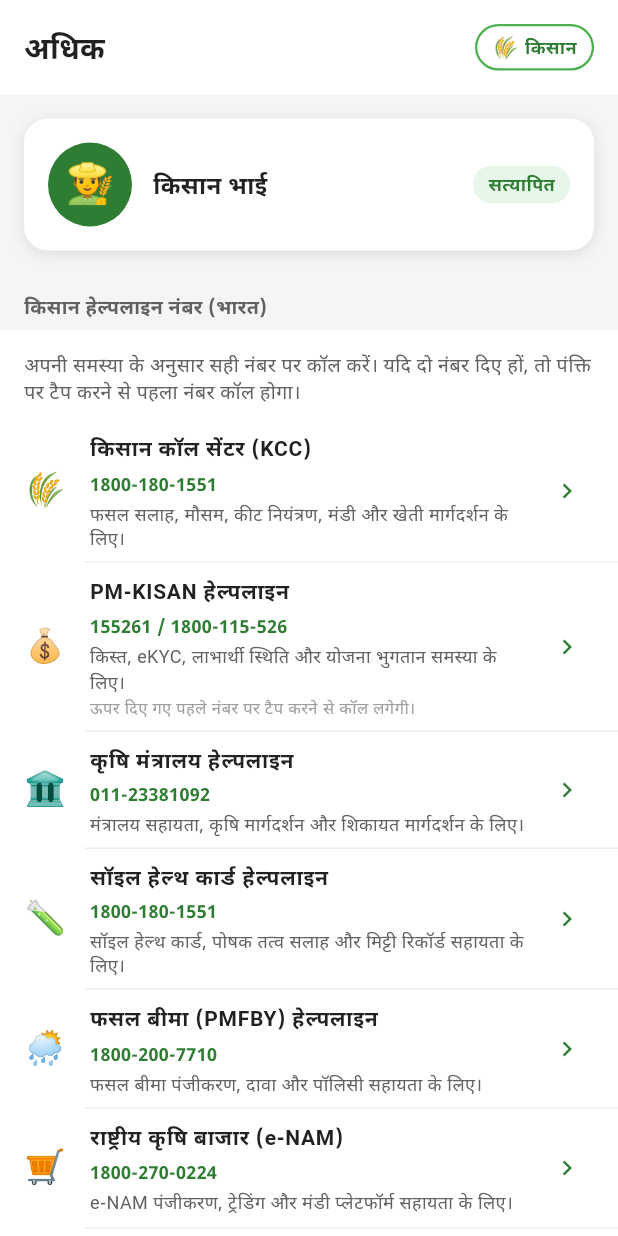
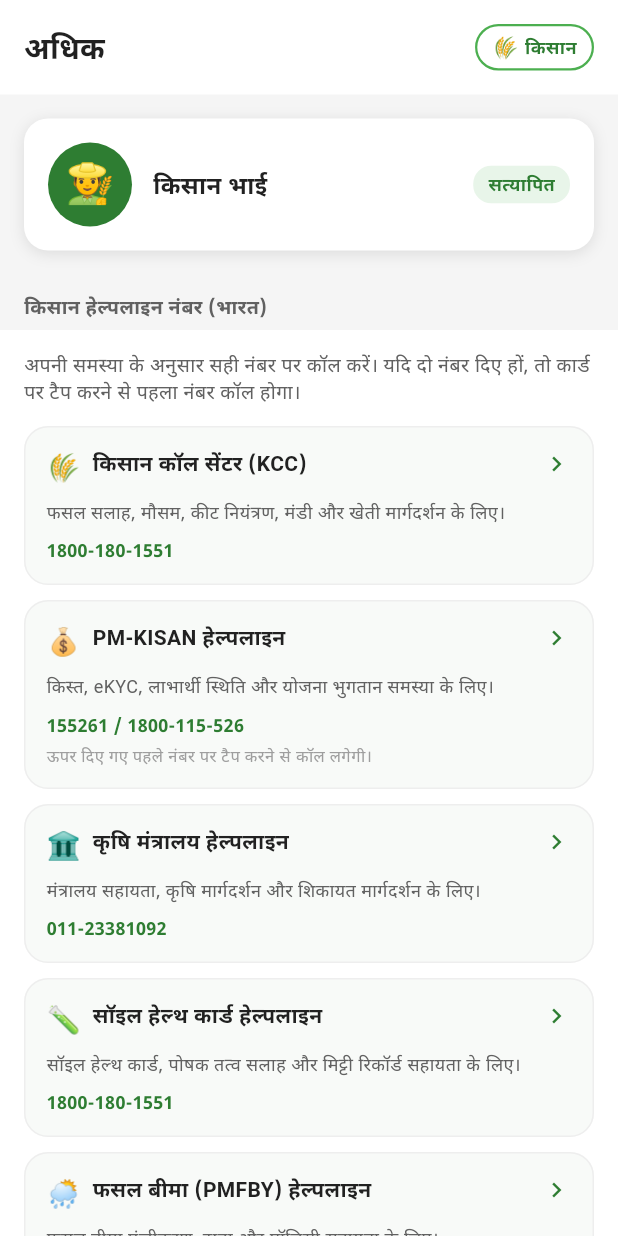
Before and after one commit to sudhanshuxmaurya119-eng/kisankanoon, a Flutter app: the MoreScreen screen opened directly, on a phone screen of 412 x 824 dp. Run offline on Flutter 3.47's test engine with Material 3 defaults, Android fonts, the light colour scheme and no system bars; our stand-ins replace cloud_firestore, file_picker, firebase_auth, firebase_core, geolocator, google_fonts and 3 more; accounts and stored records are empty.

Commit message:
Match helplines to website card layout

```diff
--- a/kisankanoon/lib/screens/more_screen.dart
+++ b/kisankanoon/lib/screens/more_screen.dart
@@ -402,26 +402,24 @@
                   : 'किसान हेल्पलाइन नंबर (भारत)'),
               Container(
                 color: AppTheme.white,
+                child: Padding(
+                  padding: const EdgeInsets.fromLTRB(16, 14, 16, 16),
                   child: Column(
                     children: [
-                    Padding(
-                      padding: const EdgeInsets.fromLTRB(16, 14, 16, 10),
-                      child: Text(
+                      Text(
                         _isEnglish
-                            ? 'Call the number that matches your issue. If two numbers are shown, tapping the row calls the first number.'
-                            : 'अपनी समस्या के अनुसार सही नंबर पर कॉल करें। यदि दो नंबर दिए हों, तो पंक्ति पर टैप करने से पहला नंबर कॉल होगा।',
+                            ? 'Call the number that matches your issue. If two numbers are shown, tapping the card calls the first number.'
+                            : 'अपनी समस्या के अनुसार सही नंबर पर कॉल करें। यदि दो नंबर दिए हों, तो कार्ड पर टैप करने से पहला नंबर कॉल होगा।',
                         style: const TextStyle(
                           fontSize: 13,
                           color: AppTheme.textMid,
                           height: 1.4,
                         ),
                       ),
+                      const SizedBox(height: 14),
+                      ...helplineContacts.map(_helplineCard),
+                    ],
                   ),
-                    for (var i = 0; i < helplineContacts.length; i++) ...[
-                      _helplineTile(helplineContacts[i]),
-                      if (i != helplineContacts.length - 1) _divider(),
-                    ],
-                  ],
                 ),
               ),
               const SizedBox(height: 12),
@@ -621,11 +619,39 @@
         color: AppTheme.divider,
       );
 
-  Widget _helplineTile(_HelplineContact contact) {
-    return ListTile(
+  Widget _helplineCard(_HelplineContact contact) {
+    return Padding(
+      padding: const EdgeInsets.only(bottom: 10),
+      child: Material(
+        color: const Color(0xFFF8FAF8),
+        borderRadius: BorderRadius.circular(16),
+        child: InkWell(
+          borderRadius: BorderRadius.circular(16),
           onTap: () => _call(contact.dialNumber),
-      leading: Text(contact.emoji, style: const TextStyle(fontSize: 22)),
-      title: Text(
+          child: Container(
+            width: double.infinity,
+            padding: const EdgeInsets.all(14),
+            decoration: BoxDecoration(
+              borderRadius: BorderRadius.circular(16),
+              border: Border.all(color: AppTheme.divider),
+            ),
+            child: Row(
+              crossAxisAlignment: CrossAxisAlignment.start,
+              children: [
+                Expanded(
+                  child: Column(
+                    crossAxisAlignment: CrossAxisAlignment.start,
+                    children: [
+                      Row(
+                        crossAxisAlignment: CrossAxisAlignment.start,
+                        children: [
+                          Text(
+                            contact.emoji,
+                            style: const TextStyle(fontSize: 18),
+                          ),
+                          const SizedBox(width: 8),
+                          Expanded(
+                            child: Text(
                               contact.title,
                               style: const TextStyle(
                                 fontSize: 14,
@@ -633,12 +659,19 @@
                                 color: AppTheme.textDark,
                               ),
                             ),
-      subtitle: Padding(
-        padding: const EdgeInsets.only(top: 4),
-        child: Column(
-          crossAxisAlignment: CrossAxisAlignment.start,
-          mainAxisSize: MainAxisSize.min,
-          children: [
+                          ),
+                        ],
+                      ),
+                      const SizedBox(height: 8),
+                      Text(
+                        contact.description,
+                        style: const TextStyle(
+                          fontSize: 12,
+                          color: AppTheme.textMid,
+                          height: 1.45,
+                        ),
+                      ),
+                      const SizedBox(height: 8),
                       Text(
                         contact.numberLabel,
                         style: const TextStyle(
@@ -647,33 +680,30 @@
                           color: AppTheme.primaryGreen,
                         ),
                       ),
-            const SizedBox(height: 3),
-            Text(
-              contact.description,
-              style: const TextStyle(
-                fontSize: 12,
-                color: AppTheme.textMid,
-                height: 1.35,
-              ),
-            ),
                       if (contact.extraDetail != null) ...[
-              const SizedBox(height: 3),
+                        const SizedBox(height: 4),
                         Text(
                           contact.extraDetail!,
                           style: const TextStyle(
                             fontSize: 11,
                             color: AppTheme.textLight,
-                  height: 1.3,
+                            height: 1.35,
                           ),
                         ),
                       ],
                     ],
                   ),
                 ),
-      trailing: const Icon(
+                const SizedBox(width: 10),
+                const Icon(
                   Icons.chevron_right,
                   color: AppTheme.primaryGreen,
                   size: 20,
+                ),
+              ],
+            ),
+          ),
+        ),
       ),
     );
   }
```
Lines whose indentation alone changed are shown as unchanged.
